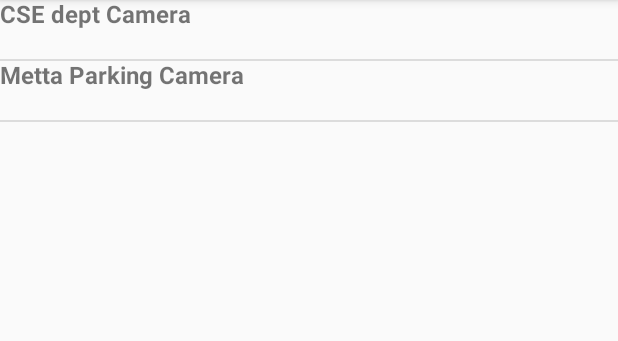
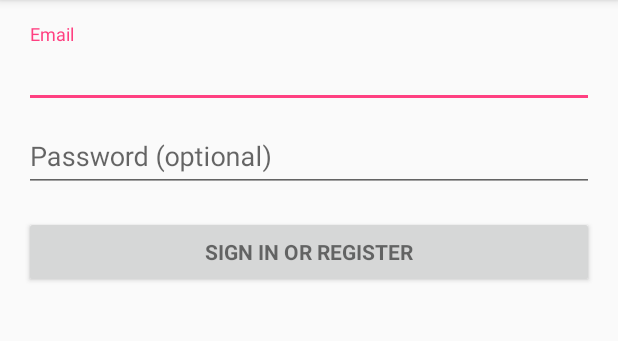
Before and after one commit to Coderguy321/ObjectDetectionSurveillance, an Android app: the screen it shows after launch (MainActivity before the commit, LoginActivity after it), on a phone screen of 412 x 824 dp, the part 84-425 px from its top. Run offline under Robolectric (Android 15) with nearby library versions, the phone set to English and light mode, and no system bars; 2 statements that could not run were skipped.

Commit message:
Added login activity. OMG :)

```diff
--- /dev/null
+++ b/VideoSurvillence/app/src/main/java/com/app/enigma/videosurvillence/networkConnection/LoginActivity.java
@@ -0,0 +1,361 @@
+package com.app.enigma.videosurvillence.networkConnection;
+
+import android.animation.Animator;
+import android.animation.AnimatorListenerAdapter;
+import android.annotation.TargetApi;
+import android.app.Activity;
+import android.content.Context;
+import android.content.Intent;
+import android.content.pm.PackageManager;
+import android.support.annotation.NonNull;
+import android.support.design.widget.Snackbar;
+import android.support.v7.app.AppCompatActivity;
+import android.app.LoaderManager.LoaderCallbacks;
+
+import android.content.CursorLoader;
+import android.content.Loader;
+import android.database.Cursor;
+import android.net.Uri;
+import android.os.AsyncTask;
+
+import android.os.Build;
+import android.os.Bundle;
+import android.provider.ContactsContract;
+import android.text.TextUtils;
+import android.view.KeyEvent;
+import android.view.View;
+import android.view.View.OnClickListener;
+import android.view.inputmethod.EditorInfo;
+import android.widget.ArrayAdapter;
+import android.widget.AutoCompleteTextView;
+import android.widget.Button;
+import android.widget.EditText;
+import android.widget.TextView;
+import android.widget.Toast;
+
+import java.util.ArrayList;
+import java.util.List;
+
+import com.app.enigma.videosurvillence.R;
+
+import static android.Manifest.permission.READ_CONTACTS;
+
+/**
+ * A login screen that offers login via email/password.
+ */
+public class LoginActivity extends AppCompatActivity implements LoaderCallbacks<Cursor> {
+
+    /**
+     * Id to identity READ_CONTACTS permission request.
+     */
+    private static final int REQUEST_READ_CONTACTS = 0;
+
+    /**
+     * A dummy authentication store containing known user names and passwords.
+     * TODO: remove after connecting to a real authentication system.
+     */
+    private static final String[] DUMMY_CREDENTIALS = new String[]{
+            "jatinder@app.com:jatinder"
+    };
+    /**
+     * Keep track of the login task to ensure we can cancel it if requested.
+     */
+    private UserLoginTask mAuthTask = null;
+
+    // UI references.
+    private AutoCompleteTextView mEmailView;
+    private EditText mPasswordView;
+    private View mProgressView;
+    private View mLoginFormView;
+
+    @Override
+    protected void onCreate(Bundle savedInstanceState) {
+        super.onCreate(savedInstanceState);
+        setContentView(R.layout.activity_login);
+        // Set up the login form.
+        mEmailView = (AutoCompleteTextView) findViewById(R.id.email);
+        populateAutoComplete();
+
+        mPasswordView = (EditText) findViewById(R.id.password);
+        mPasswordView.setOnEditorActionListener(new TextView.OnEditorActionListener() {
+            @Override
+            public boolean onEditorAction(TextView textView, int id, KeyEvent keyEvent) {
+                if (id == EditorInfo.IME_ACTION_DONE || id == EditorInfo.IME_NULL) {
+                    attemptLogin();
+                    return true;
+                }
+                return false;
+            }
+        });
+
+        Button mEmailSignInButton = (Button) findViewById(R.id.email_sign_in_button);
+        mEmailSignInButton.setOnClickListener(new OnClickListener() {
+            @Override
+            public void onClick(View view) {
+                attemptLogin();
+            }
+        });
+
+        mLoginFormView = findViewById(R.id.login_form);
+        mProgressView = findViewById(R.id.login_progress);
+    }
+
+    private void populateAutoComplete() {
+        if (!mayRequestContacts()) {
+            return;
+        }
+
+        getLoaderManager().initLoader(0, null, this);
+    }
+
+    private boolean mayRequestContacts() {
+        if (Build.VERSION.SDK_INT < Build.VERSION_CODES.M) {
+            return true;
+        }
+        if (checkSelfPermission(READ_CONTACTS) == PackageManager.PERMISSION_GRANTED) {
+            return true;
+        }
+        if (shouldShowRequestPermissionRationale(READ_CONTACTS)) {
+            Snackbar.make(mEmailView, R.string.permission_rationale, Snackbar.LENGTH_INDEFINITE)
+                    .setAction(android.R.string.ok, new View.OnClickListener() {
+                        @Override
+                        @TargetApi(Build.VERSION_CODES.M)
+                        public void onClick(View v) {
+                            requestPermissions(new String[]{READ_CONTACTS}, REQUEST_READ_CONTACTS);
+                        }
+                    });
+        } else {
+            requestPermissions(new String[]{READ_CONTACTS}, REQUEST_READ_CONTACTS);
+        }
+        return false;
+    }
+
+    /**
+     * Callback received when a permissions request has been completed.
+     */
+    @Override
+    public void onRequestPermissionsResult(int requestCode, @NonNull String[] permissions,
+                                           @NonNull int[] grantResults) {
+        if (requestCode == REQUEST_READ_CONTACTS) {
+            if (grantResults.length == 1 && grantResults[0] == PackageManager.PERMISSION_GRANTED) {
+                populateAutoComplete();
+            }
+        }
+    }
+
+
+    /**
+     * Attempts to sign in or register the account specified by the login form.
+     * If there are form errors (invalid email, missing fields, etc.), the
+     * errors are presented and no actual login attempt is made.
+     */
+    private void attemptLogin() {
+        if (mAuthTask != null) {
+            return;
+        }
+
+        // Reset errors.
+        mEmailView.setError(null);
+        mPasswordView.setError(null);
+
+        // Store values at the time of the login attempt.
+        String email = mEmailView.getText().toString();
+        String password = mPasswordView.getText().toString();
+
+        boolean cancel = false;
+        View focusView = null;
+
+        // Check for a valid password, if the user entered one.
+        if (!TextUtils.isEmpty(password) && !isPasswordValid(password)) {
+            mPasswordView.setError(getString(R.string.error_invalid_password));
+            focusView = mPasswordView;
+            cancel = true;
+        }
+
+        // Check for a valid email address.
+        if (TextUtils.isEmpty(email)) {
+            mEmailView.setError(getString(R.string.error_field_required));
+            focusView = mEmailView;
+            cancel = true;
+        } else if (!isEmailValid(email)) {
+            mEmailView.setError(getString(R.string.error_invalid_email));
+            focusView = mEmailView;
+            cancel = true;
+        }
+
+        if (cancel) {
+            // There was an error; don't attempt login and focus the first
+            // form field with an error.
+            focusView.requestFocus();
+        } else {
+            // Show a progress spinner, and kick off a background task to
+            // perform the user login attempt.
+            showProgress(true);
+            mAuthTask = new UserLoginTask(this, email, password);
+            mAuthTask.execute((Void) null);
+        }
+    }
+
+    private boolean isEmailValid(String email) {
+        //TODO: Replace this with your own logic
+        return email.contains("@");
+    }
+
+    private boolean isPasswordValid(String password) {
+        //TODO: Replace this with your own logic
+        return password.length() > 4;
+    }
+
+    /**
+     * Shows the progress UI and hides the login form.
+     */
+    @TargetApi(Build.VERSION_CODES.HONEYCOMB_MR2)
+    private void showProgress(final boolean show) {
+        // On Honeycomb MR2 we have the ViewPropertyAnimator APIs, which allow
+        // for very easy animations. If available, use these APIs to fade-in
+        // the progress spinner.
+        if (Build.VERSION.SDK_INT >= Build.VERSION_CODES.HONEYCOMB_MR2) {
+            int shortAnimTime = getResources().getInteger(android.R.integer.config_shortAnimTime);
+
+            mLoginFormView.setVisibility(show ? View.GONE : View.VISIBLE);
+            mLoginFormView.animate().setDuration(shortAnimTime).alpha(
+                    show ? 0 : 1).setListener(new AnimatorListenerAdapter() {
+                @Override
+                public void onAnimationEnd(Animator animation) {
+                    mLoginFormView.setVisibility(show ? View.GONE : View.VISIBLE);
+                }
+            });
+
+            mProgressView.setVisibility(show ? View.VISIBLE : View.GONE);
+            mProgressView.animate().setDuration(shortAnimTime).alpha(
+                    show ? 1 : 0).setListener(new AnimatorListenerAdapter() {
+                @Override
+                public void onAnimationEnd(Animator animation) {
+                    mProgressView.setVisibility(show ? View.VISIBLE : View.GONE);
+                }
+            });
+        } else {
+            // The ViewPropertyAnimator APIs are not available, so simply show
+            // and hide the relevant UI components.
+            mProgressView.setVisibility(show ? View.VISIBLE : View.GONE);
+            mLoginFormView.setVisibility(show ? View.GONE : View.VISIBLE);
+        }
+    }
+
+    @Override
+    public Loader<Cursor> onCreateLoader(int i, Bundle bundle) {
+        return new CursorLoader(this,
+                // Retrieve data rows for the device user's 'profile' contact.
+                Uri.withAppendedPath(ContactsContract.Profile.CONTENT_URI,
+                        ContactsContract.Contacts.Data.CONTENT_DIRECTORY), ProfileQuery.PROJECTION,
+
+                // Select only email addresses.
+                ContactsContract.Contacts.Data.MIMETYPE +
+                        " = ?", new String[]{ContactsContract.CommonDataKinds.Email
+                .CONTENT_ITEM_TYPE},
+
+                // Show primary email addresses first. Note that there won't be
+                // a primary email address if the user hasn't specified one.
+                ContactsContract.Contacts.Data.IS_PRIMARY + " DESC");
+    }
+
+    @Override
+    public void onLoadFinished(Loader<Cursor> cursorLoader, Cursor cursor) {
+        List<String> emails = new ArrayList<>();
+        cursor.moveToFirst();
+        while (!cursor.isAfterLast()) {
+            emails.add(cursor.getString(ProfileQuery.ADDRESS));
+            cursor.moveToNext();
+        }
+
+        addEmailsToAutoComplete(emails);
+    }
+
+    @Override
+    public void onLoaderReset(Loader<Cursor> cursorLoader) {
+
+    }
+
+    private void addEmailsToAutoComplete(List<String> emailAddressCollection) {
+        //Create adapter to tell the AutoCompleteTextView what to show in its dropdown list.
+        ArrayAdapter<String> adapter =
+                new ArrayAdapter<>(LoginActivity.this,
+                        android.R.layout.simple_dropdown_item_1line, emailAddressCollection);
+
+        mEmailView.setAdapter(adapter);
+    }
+
+
+    private interface ProfileQuery {
+        String[] PROJECTION = {
+                ContactsContract.CommonDataKinds.Email.ADDRESS,
+                ContactsContract.CommonDataKinds.Email.IS_PRIMARY,
+        };
+
+        int ADDRESS = 0;
+        int IS_PRIMARY = 1;
+    }
+
+    /**
+     * Represents an asynchronous login/registration task used to authenticate
+     * the user.
+     */
+    public class UserLoginTask extends AsyncTask<Void, Void, Boolean> {
+
+        private final String mEmail;
+        private final String mPassword;
+        private Context context;
+
+        UserLoginTask(Context contex, String email, String password) {
+            mEmail = email;
+            mPassword = password;
+            context = contex;
+        }
+
+        @Override
+        protected Boolean doInBackground(Void... params) {
+            // TODO: attempt authentication against a network service.
+
+            try {
+                // Simulate network access.
+                Thread.sleep(2000);
+            } catch (InterruptedException e) {
+                return false;
+            }
+
+            for (String credential : DUMMY_CREDENTIALS) {
+                String[] pieces = credential.split(":");
+                if (pieces[0].equals(mEmail)) {
+                    // Account exists, return true if the password matches.
+                    return pieces[1].equals(mPassword);
+                }
+            }
+
+            // TODO: register the new account here.
+            return true;
+        }
+
+        @Override
+        protected void onPostExecute(final Boolean success) {
+            mAuthTask = null;
+            showProgress(false);
+            super.onPostExecute(success);
+           // Toast.makeText(context, "welcome", Toast.LENGTH_SHORT).show();
+            if (success) {
+                Intent intent = new Intent(context, MainActivity.class);
+                context.startActivity(intent);
+                ((Activity)context).finish();
+
+            } else {
+                mPasswordView.setError(getString(R.string.error_incorrect_password));
+                mPasswordView.requestFocus();
+            }
+        }
+
+        @Override
+        protected void onCancelled() {
+            mAuthTask = null;
+            showProgress(false);
+        }
+    }
+}
--- /dev/null
+++ b/VideoSurvillence/app/src/main/res/layout/activity_login.xml
@@ -0,0 +1,77 @@
+<LinearLayout xmlns:android="http://schemas.android.com/apk/res/android"
+    xmlns:tools="http://schemas.android.com/tools"
+    android:layout_width="match_parent"
+    android:layout_height="match_parent"
+    android:gravity="center_horizontal"
+    android:orientation="vertical"
+    android:paddingBottom="@dimen/activity_vertical_margin"
+    android:paddingLeft="@dimen/activity_horizontal_margin"
+    android:paddingRight="@dimen/activity_horizontal_margin"
+    android:paddingTop="@dimen/activity_vertical_margin"
+    tools:context="com.app.enigma.videosurvillence.networkConnection.LoginActivity">
+
+    <!-- Login progress -->
+    <ProgressBar
+        android:id="@+id/login_progress"
+        style="?android:attr/progressBarStyleLarge"
+        android:layout_width="wrap_content"
+        android:layout_height="wrap_content"
+        android:layout_marginBottom="8dp"
+        android:visibility="gone" />
+
+    <ScrollView
+        android:id="@+id/login_form"
+        android:layout_width="match_parent"
+        android:layout_height="match_parent">
+
+        <LinearLayout
+            android:id="@+id/email_login_form"
+            android:layout_width="match_parent"
+            android:layout_height="wrap_content"
+            android:orientation="vertical">
+
+            <android.support.design.widget.TextInputLayout
+                android:layout_width="match_parent"
+                android:layout_height="wrap_content">
+
+                <AutoCompleteTextView
+                    android:id="@+id/email"
+                    android:layout_width="match_parent"
+                    android:layout_height="wrap_content"
+                    android:hint="@string/prompt_email"
+                    android:inputType="textEmailAddress"
+                    android:maxLines="1"
+                    android:singleLine="true" />
+
+            </android.support.design.widget.TextInputLayout>
+
+            <android.support.design.widget.TextInputLayout
+                android:layout_width="match_parent"
+                android:layout_height="wrap_content">
+
+                <EditText
+                    android:id="@+id/password"
+                    android:layout_width="match_parent"
+                    android:layout_height="wrap_content"
+                    android:hint="@string/prompt_password"
+                    android:imeActionId="6"
+                    android:imeActionLabel="@string/action_sign_in_short"
+                    android:imeOptions="actionUnspecified"
+                    android:inputType="textPassword"
+                    android:maxLines="1"
+                    android:singleLine="true" />
+
+            </android.support.design.widget.TextInputLayout>
+
+            <Button
+                android:id="@+id/email_sign_in_button"
+                style="?android:textAppearanceSmall"
+                android:layout_width="match_parent"
+                android:layout_height="wrap_content"
+                android:layout_marginTop="16dp"
+                android:text="@string/action_sign_in"
+                android:textStyle="bold" />
+
+        </LinearLayout>
+    </ScrollView>
+</LinearLayout>
--- /dev/null
+++ b/VideoSurvillence/app/src/main/res/values/dimens.xml
@@ -0,0 +1,5 @@
+<resources>
+    <!-- Default screen margins, per the Android Design guidelines. -->
+    <dimen name="activity_horizontal_margin">16dp</dimen>
+    <dimen name="activity_vertical_margin">16dp</dimen>
+</resources>
--- a/VideoSurvillence/app/src/main/res/values/strings.xml
+++ b/VideoSurvillence/app/src/main/res/values/strings.xml
@@ -1,3 +1,17 @@
 <resources>
     <string name="app_name">VideoSurvillence</string>
+    <string name="title_activity_login">Sign in</string>
+
+    <!-- Strings related to login -->
+    <string name="prompt_email">Email</string>
+    <string name="prompt_password">Password (optional)</string>
+    <string name="action_sign_in">Sign in or register</string>
+    <string name="action_sign_in_short">Sign in</string>
+    <string name="error_invalid_email">This email address is invalid</string>
+    <string name="error_invalid_password">This password is too short</string>
+    <string name="error_incorrect_password">This password is incorrect</string>
+    <string name="error_field_required">This field is required</string>
+    <string name="permission_rationale">"Contacts permissions are needed for providing email
+        completions."
+    </string>
 </resources>
```
Also changed, not shown: VideoSurvillence/app/src/main/AndroidManifest.xml (+10 -2 lines).
